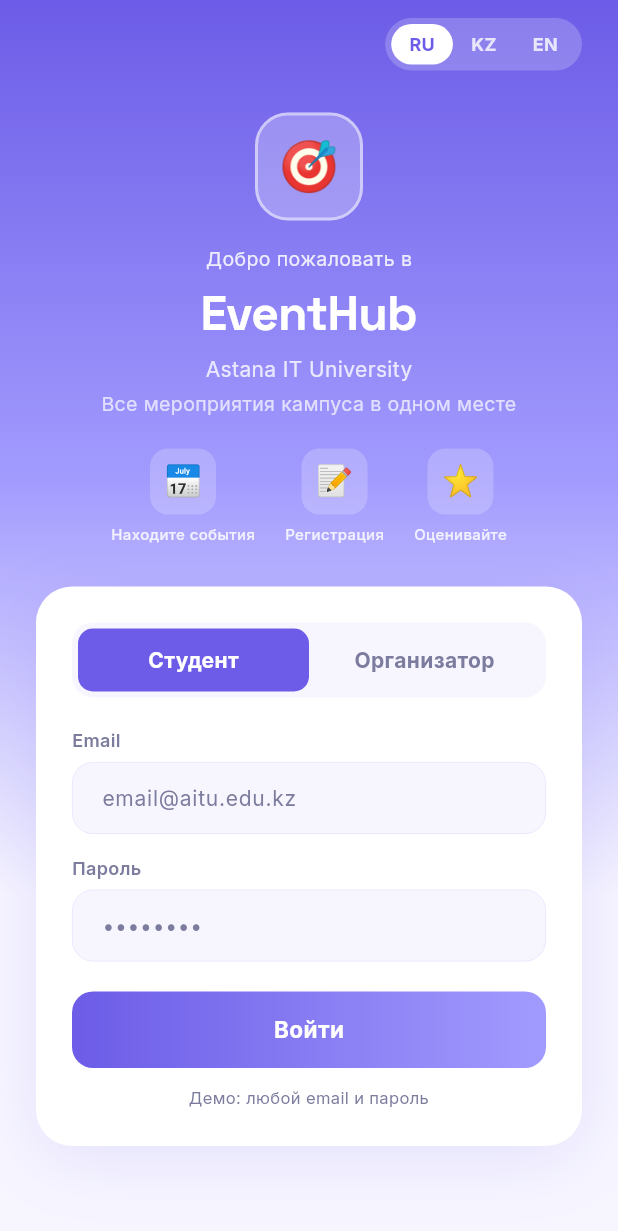
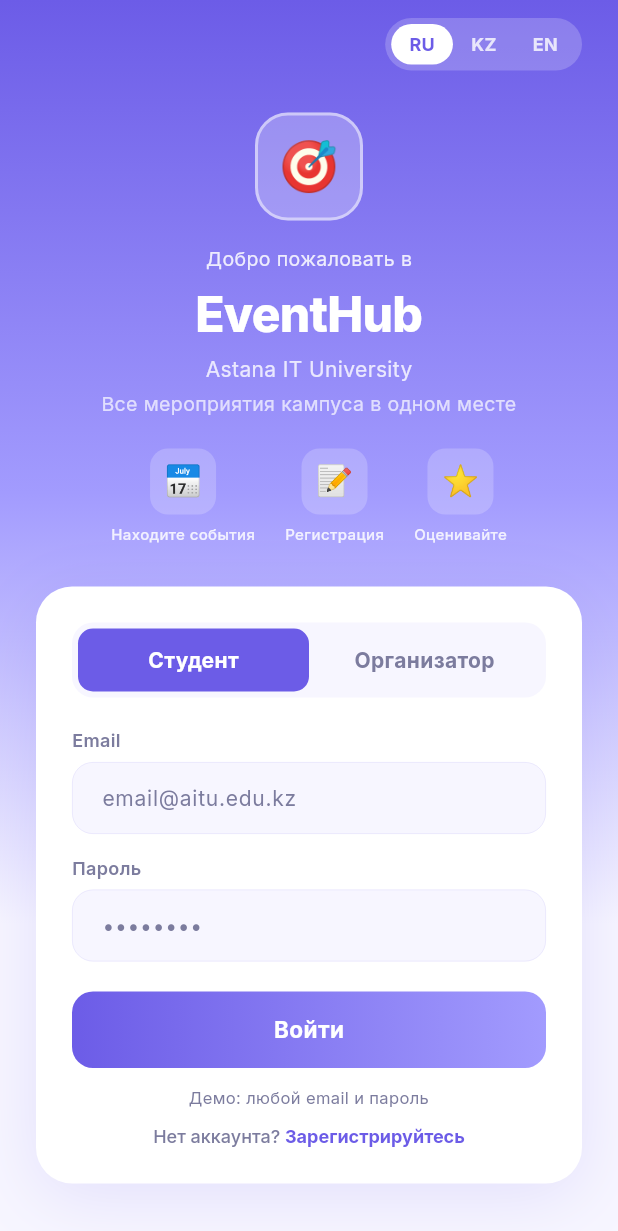
Before and after one commit to Kmr2345/eventhub1, a Flutter app: the screen it shows after launch, on a phone screen of 412 x 824 dp. Shown: the top 1231 px of the screen. Run offline on Flutter 3.47's test engine with Material 3 defaults, Android fonts, the phone set to English and light mode, and no system bars; our stand-ins replace cached_network_image, google_fonts, qr_flutter; accounts and stored records are empty.

```diff
--- a/lib/screens/auth_screen.dart
+++ b/lib/screens/auth_screen.dart
@@ -12,14 +12,71 @@ class AuthScreen extends StatefulWidget {
 }
 
 class _AuthScreenState extends State<AuthScreen> {
+  final _nameCtrl     = TextEditingController();
   final _emailCtrl    = TextEditingController();
   final _passwordCtrl = TextEditingController();
   String _role = 'student';
+  String? _debugError;
+  bool isRegister = false;
 
   final _labels = {
-    'ru': {'welcome': 'Добро пожаловать в', 'tagline': 'Все мероприятия кампуса в одном месте', 'email': 'Email', 'password': 'Пароль', 'student': 'Студент', 'organizer': 'Организатор', 'login': 'Войти', 'demo': 'Демо: любой email и пароль'},
-    'kz': {'welcome': 'Қош келдіңіз', 'tagline': 'Кампустың барлық іс-шаралары бір жерде', 'email': 'Email', 'password': 'Құпия сөз', 'student': 'Студент', 'organizer': 'Ұйымдастырушы', 'login': 'Кіру', 'demo': 'Демо: кез келген email және пароль'},
-    'en': {'welcome': 'Welcome to', 'tagline': 'All campus events in one place', 'email': 'Email', 'password': 'Password', 'student': 'Student', 'organizer': 'Organizer', 'login': 'Log In', 'demo': 'Demo: use any email & password'},
+    'ru': {
+      'welcome': 'Добро пожаловать в',
+      'tagline': 'Все мероприятия кампуса в одном месте',
+      'name': 'Имя',
+      'nameHint': 'Ваше имя',
+      'email': 'Email',
+      'password': 'Пароль',
+      'student': 'Студент',
+      'organizer': 'Организатор',
+      'login': 'Войти',
+      'register': 'Зарегистрироваться',
+      'createAccount': 'Создать аккаунт',
+      'demo': 'Демо: любой email и пароль',
+      'signupPrompt': 'Нет аккаунта? ',
+      'signupCta': 'Зарегистрируйтесь',
+      'signinPrompt': 'Уже есть аккаунт? ',
+      'signinCta': 'Войти',
+      'registerSuccess': 'Регистрация успешна',
+    },
+    'kz': {
+      'welcome': 'Қош келдіңіз',
+      'tagline': 'Кампустың барлық іс-шаралары бір жерде',
+      'name': 'Аты-жөні',
+      'nameHint': 'Атыңыз',
+      'email': 'Email',
+      'password': 'Құпия сөз',
+      'student': 'Студент',
+      'organizer': 'Ұйымдастырушы',
+      'login': 'Кіру',
+      'register': 'Тіркелу',
+      'createAccount': 'Аккаунт ашу',
+      'demo': 'Демо: кез келген email және пароль',
+      'signupPrompt': 'Аккаунтыңыз жоқ па? ',
+      'signupCta': 'Тіркеліңіз',
+      'signinPrompt': 'Аккаунтыңыз бар ма? ',
+      'signinCta': 'Кіру',
+      'registerSuccess': 'Тіркелу сәтті өтті',
+    },
+    'en': {
+      'welcome': 'Welcome to',
+      'tagline': 'All campus events in one place',
+      'name': 'Name',
+      'nameHint': 'Your name',
+      'email': 'Email',
+      'password': 'Password',
+      'student': 'Student',
+      'organizer': 'Organizer',
+      'login': 'Log In',
+      'register': 'Sign up',
+      'createAccount': 'Create account',
+      'demo': 'Demo: use any email & password',
+      'signupPrompt': 'Don\'t have an account? ',
+      'signupCta': 'Sign up',
+      'signinPrompt': 'Already have an account? ',
+      'signinCta': 'Log in',
+      'registerSuccess': 'Registration successful',
+    },
   };
 
   @override
@@ -93,7 +150,7 @@ class _AuthScreenState extends State<AuthScreen> {
                 const SizedBox(height: 16),
                 Text(t['welcome']!, style: GoogleFonts.inter(fontSize: 13, color: Colors.white.withOpacity(0.85))),
                 const SizedBox(height: 4),
-                Text('EventHub', style: GoogleFonts.spaceGrotesk(fontSize: 32, fontWeight: FontWeight.w800, color: Colors.white, letterSpacing: -0.5)),
+                Text('EventHub', style: GoogleFonts.inter(fontSize: 32, fontWeight: FontWeight.w800, color: Colors.white, letterSpacing: -0.5)),
                 const SizedBox(height: 4),
                 Text('Astana IT University', style: GoogleFonts.inter(fontSize: 14, color: Colors.white.withOpacity(0.8))),
                 const SizedBox(height: 4),
@@ -155,22 +212,37 @@ class _AuthScreenState extends State<AuthScreen> {
                       ),
                       const SizedBox(height: 20),
 
+                      if (isRegister) ...[
+                        _buildField(t['name']!, _nameCtrl, t['nameHint']!, false),
+                        const SizedBox(height: 14),
+                      ],
                       _buildField(t['email']!, _emailCtrl, 'email@aitu.edu.kz', false),
                       const SizedBox(height: 14),
                       _buildField(t['password']!, _passwordCtrl, '••••••••', true),
                       const SizedBox(height: 20),
 
-                      // Login button
+                      // Primary action button
                       GestureDetector(
                         onTap: () async {
-                          final email = _emailCtrl.text;
-                          final password = _passwordCtrl.text;
+                          setState(() => _debugError = null);
+
+                          final email = _emailCtrl.text.trim();
+                          final password = _passwordCtrl.text.trim();
 
                           try {
+                            if (!isRegister) {
+                              print("LOGIN START");
+                              print(email);
                               final result = await ApiService.login(email, password);
+                              print("RESPONSE: $result");
 
-                            final token = result['token'] as String;
-                            final user = result['user'] as Map<String, dynamic>;
+                              final token = result['token']?.toString();
+                              final userRaw = result['user'];
+
+                              if (token == null || token.isEmpty || userRaw is! Map) {
+                                throw Exception('Invalid response: token/user missing');
+                              }
+                              final user = userRaw.cast<String, dynamic>();
 
                               state.setToken(token);
                               state.login(
@@ -178,9 +250,30 @@ class _AuthScreenState extends State<AuthScreen> {
                                 user['name'] as String,
                                 user['role'] as String,
                               );
+                            } else {
+                              final name = _nameCtrl.text.trim();
+                              if (name.isEmpty) {
+                                throw Exception(t['nameHint']!);
+                              }
+
+                              final result = await ApiService.register(name, email, password, _role);
+                              print("RESPONSE: $result");
+
+                              if (!mounted) return;
+                              ScaffoldMessenger.of(context).showSnackBar(
+                                SnackBar(content: Text(t['registerSuccess']!)),
+                              );
+                              setState(() => isRegister = false);
+                            }
 
                           } catch (e) {
-                            print("Login error: $e");
+                            print("ERROR: ${e.toString()}");
+                            if (!mounted) return;
+                            final msg = e.toString();
+                            setState(() => _debugError = msg);
+                            ScaffoldMessenger.of(context).showSnackBar(
+                              SnackBar(content: Text(msg)),
+                            );
                           }
                         },
                         child: Container(
@@ -190,12 +283,42 @@ class _AuthScreenState extends State<AuthScreen> {
                             borderRadius: BorderRadius.circular(14),
                           ),
                           child: Center(
-                            child: Text(t['login']!, style: GoogleFonts.inter(fontSize: 15, fontWeight: FontWeight.w700, color: Colors.white)),
+                            child: Text(
+                              isRegister ? t['createAccount']! : t['login']!,
+                              style: GoogleFonts.inter(fontSize: 15, fontWeight: FontWeight.w700, color: Colors.white),
+                            ),
                           ),
                         ),
                       ),
                       const SizedBox(height: 12),
                       Text(t['demo']!, textAlign: TextAlign.center, style: GoogleFonts.inter(fontSize: 11, color: AppColors.muted)),
+                      const SizedBox(height: 10),
+                      Center(
+                        child: GestureDetector(
+                          onTap: () => setState(() => isRegister = !isRegister),
+                          child: RichText(
+                            textAlign: TextAlign.center,
+                            text: TextSpan(
+                              style: GoogleFonts.inter(fontSize: 12, color: AppColors.muted, fontWeight: FontWeight.w500),
+                              children: [
+                                TextSpan(text: isRegister ? t['signinPrompt']! : t['signupPrompt']!),
+                                TextSpan(
+                                  text: isRegister ? t['signinCta']! : t['signupCta']!,
+                                  style: GoogleFonts.inter(fontSize: 12, color: AppColors.primary, fontWeight: FontWeight.w700),
+                                ),
+                              ],
+                            ),
+                          ),
+                        ),
+                      ),
+                      if (_debugError != null) ...[
+                        const SizedBox(height: 10),
+                        Text(
+                          _debugError!,
+                          textAlign: TextAlign.center,
+                          style: GoogleFonts.inter(fontSize: 11, color: AppColors.danger, fontWeight: FontWeight.w600),
+                        ),
+                      ],
                     ],
                   ),
                 ),
--- a/lib/screens/event_detail_screen.dart
+++ b/lib/screens/event_detail_screen.dart
@@ -83,7 +83,7 @@ class _EventDetailScreenState extends State<EventDetailScreen> {
                           child: Text(categoryLabel(e.category, lang).toUpperCase(), style: GoogleFonts.inter(fontSize: 9, fontWeight: FontWeight.w700, color: Colors.white, letterSpacing: 0.5)),
                         ),
                         const SizedBox(height: 6),
-                        Text(e.getTitle(lang), style: GoogleFonts.spaceGrotesk(fontSize: 20, fontWeight: FontWeight.w800, color: Colors.white)),
+                        Text(e.getTitle(lang), style: GoogleFonts.inter(fontSize: 20, fontWeight: FontWeight.w800, color: Colors.white)),
                       ],
                     ),
                   ),
@@ -200,7 +200,7 @@ class _EventDetailScreenState extends State<EventDetailScreen> {
                       decoration: BoxDecoration(color: AppColors.card, borderRadius: BorderRadius.circular(16), border: Border.all(color: AppColors.border, width: 0.5)),
                       child: Column(
                         children: [
-                          Text(e.getTitle(lang), style: GoogleFonts.spaceGrotesk(fontSize: 14, fontWeight: FontWeight.w700, color: AppColors.text), textAlign: TextAlign.center),
+                          Text(e.getTitle(lang), style: GoogleFonts.inter(fontSize: 14, fontWeight: FontWeight.w700, color: AppColors.text), textAlign: TextAlign.center),
                           const SizedBox(height: 4),
                           Text('${e.date} · ${e.time}', style: GoogleFonts.inter(fontSize: 12, color: AppColors.muted)),
                           const SizedBox(height: 16),
--- a/lib/screens/favorites_screen.dart
+++ b/lib/screens/favorites_screen.dart
@@ -24,7 +24,7 @@ class FavoritesScreen extends StatelessWidget {
                 const Text('❤️', style: TextStyle(fontSize: 52)),
                 const SizedBox(height: 14),
                 Text(lang == 'ru' ? 'Нет избранных' : lang == 'kz' ? 'Таңдаулы жоқ' : 'No saved events',
-                    style: GoogleFonts.spaceGrotesk(fontSize: 18, fontWeight: FontWeight.w700, color: AppColors.muted)),
+                    style: GoogleFonts.inter(fontSize: 18, fontWeight: FontWeight.w700, color: AppColors.muted)),
                 const SizedBox(height: 8),
                 Text(lang == 'ru' ? 'Нажмите ❤️ на карточке события' : lang == 'kz' ? 'Іс-шара картасындағы ❤️ басыңыз' : 'Tap ❤️ on any event card',
                     style: GoogleFonts.inter(fontSize: 13, color: AppColors.muted)),
--- a/lib/screens/home_screen.dart
+++ b/lib/screens/home_screen.dart
@@ -69,7 +69,7 @@ class _HomeScreenState extends State<HomeScreen> {
             child: Column(
               crossAxisAlignment: CrossAxisAlignment.start,
               children: [
-                Text(greeting, style: GoogleFonts.spaceGrotesk(fontSize: 20, fontWeight: FontWeight.w800, color: AppColors.text)),
+                Text(greeting, style: GoogleFonts.inter(fontSize: 20, fontWeight: FontWeight.w800, color: AppColors.text)),
                 const SizedBox(height: 2),
                 Text(sub, style: GoogleFonts.inter(fontSize: 13, color: AppColors.muted)),
               ],
@@ -120,7 +120,7 @@ class _HomeScreenState extends State<HomeScreen> {
                             child: Column(
                               crossAxisAlignment: CrossAxisAlignment.start,
                               children: [
-                                Text(e.getTitle(lang), style: GoogleFonts.spaceGrotesk(fontSize: 12, fontWeight: FontWeight.w700, color: Colors.white), maxLines: 2, overflow: TextOverflow.ellipsis),
+                                Text(e.getTitle(lang), style: GoogleFonts.inter(fontSize: 12, fontWeight: FontWeight.w700, color: Colors.white), maxLines: 2, overflow: TextOverflow.ellipsis),
                                 Text(e.date, style: GoogleFonts.inter(fontSize: 10, color: Colors.white.withOpacity(0.8))),
                               ],
                             ),
--- a/lib/screens/main_screen.dart
+++ b/lib/screens/main_screen.dart
@@ -72,7 +72,7 @@ class _MainScreenState extends State<MainScreen> {
               Text('Astana IT University', style: GoogleFonts.inter(fontSize: 10, color: AppColors.muted, fontWeight: FontWeight.w500)),
               ShaderMask(
                 shaderCallback: (b) => const LinearGradient(colors: [AppColors.primary, AppColors.primaryLight]).createShader(b),
-                child: Text('EventHub', style: GoogleFonts.spaceGrotesk(fontSize: 20, fontWeight: FontWeight.w800, color: Colors.white)),
+                child: Text('EventHub', style: GoogleFonts.inter(fontSize: 20, fontWeight: FontWeight.w800, color: Colors.white)),
               ),
             ],
           ),
--- a/lib/screens/notifications_screen.dart
+++ b/lib/screens/notifications_screen.dart
@@ -16,7 +16,7 @@ class NotificationsScreen extends StatelessWidget {
     return Scaffold(
       backgroundColor: AppColors.bg,
       appBar: AppBar(
-        title: Text(title, style: GoogleFonts.spaceGrotesk(fontWeight: FontWeight.w800)),
+        title: Text(title, style: GoogleFonts.inter(fontWeight: FontWeight.w800)),
         backgroundColor: AppColors.card,
         leading: IconButton(icon: const Icon(Icons.arrow_back_rounded), onPressed: () => Navigator.pop(context)),
         actions: [
--- a/lib/screens/search_screen.dart
+++ b/lib/screens/search_screen.dart
@@ -122,7 +122,7 @@ class _SearchScreenState extends State<SearchScreen> {
                       const Text('🔍', style: TextStyle(fontSize: 48)),
                       const SizedBox(height: 12),
                       Text(lang == 'ru' ? 'Ничего не найдено' : lang == 'kz' ? 'Ештеңе табылмады' : 'No events found',
-                          style: GoogleFonts.spaceGrotesk(fontSize: 16, fontWeight: FontWeight.w700, color: AppColors.muted)),
+                          style: GoogleFonts.inter(fontSize: 16, fontWeight: FontWeight.w700, color: AppColors.muted)),
                     ],
                   ),
                 ),
--- a/lib/widgets/event_card.dart
+++ b/lib/widgets/event_card.dart
@@ -109,7 +109,7 @@ class EventCard extends StatelessWidget {
               child: Column(
                 crossAxisAlignment: CrossAxisAlignment.start,
                 children: [
-                  Text(title, style: GoogleFonts.spaceGrotesk(fontSize: 15, fontWeight: FontWeight.w700, color: AppColors.text), maxLines: 2, overflow: TextOverflow.ellipsis),
+                  Text(title, style: GoogleFonts.inter(fontSize: 15, fontWeight: FontWeight.w700, color: AppColors.text), maxLines: 2, overflow: TextOverflow.ellipsis),
                   const SizedBox(height: 8),
                   Row(
                     children: [
```
Also changed, not shown: lib/screens/create_event_screen.dart (+8 -2 lines), lib/screens/organizer_screen.dart (+15 -6 lines), lib/screens/profile_screen.dart (+13 -7 lines), lib/services/api_service.dart (+54 -1 lines). Lines whose indentation alone changed are shown as unchanged.
